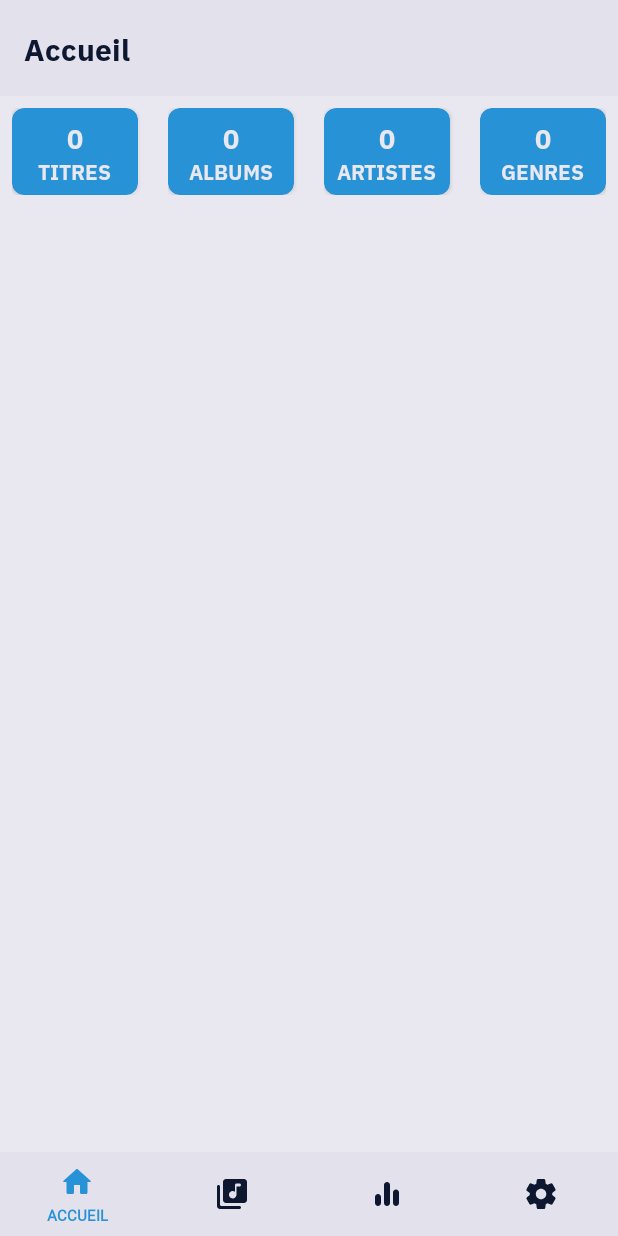
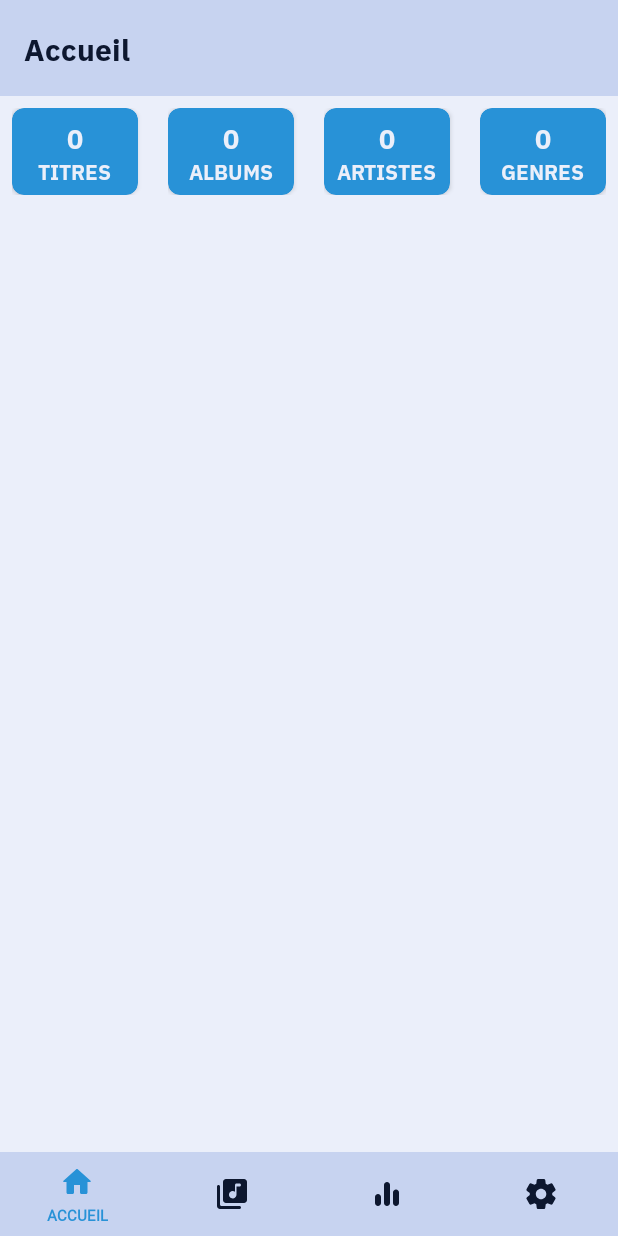
Before and after one commit to Djymini/Echoostation, an Android app: the screen it shows after launch (MainActivity), on a phone screen of 412 x 824 dp. Run offline under Robolectric (Android 15) with nearby library versions, the phone set to English and light mode, and no system bars; our stand-ins replace Room's generated code.

Commit message:
make the bug color fix

```diff
--- a/app/src/main/res/layout/activity_main.xml
+++ b/app/src/main/res/layout/activity_main.xml
@@ -93,7 +93,6 @@
             android:background="@color/colorSecondary"
             android:visibility="visible" />
 
-        <!-- Barre de progression juste en dessous de la toolbar -->
         <LinearLayout
             android:id="@+id/scan_progress_container"
             android:layout_width="match_parent"
@@ -121,7 +120,6 @@
                 android:textSize="18sp"/>
         </LinearLayout>
 
-        <!-- Contenu principal (prend tout entre toolbar et bottom nav) -->
         <FrameLayout
             android:id="@+id/frame_layout"
             android:layout_width="match_parent"
@@ -129,7 +127,6 @@
             android:layout_below="@id/scan_progress_container"
             android:layout_above="@id/bottom_nav_menu" />
 
-        <!-- Mini Player flottant juste au-dessus de la BottomNavigation -->
         <androidx.cardview.widget.CardView
             android:id="@+id/mini_player_container"
             android:layout_width="match_parent"
@@ -138,7 +135,8 @@
             android:layout_marginHorizontal="8dp"
             android:layout_marginBottom="12dp"
             android:visibility="gone"
-            app:cardCornerRadius="100dp">
+            app:cardCornerRadius="100dp"
+            android:outlineSpotShadowColor="@color/shadowColor">
 
             <androidx.fragment.app.FragmentContainerView
                 android:id="@+id/mini_player_fragment"
--- a/app/src/main/res/layout/fragment_mini_player.xml
+++ b/app/src/main/res/layout/fragment_mini_player.xml
@@ -8,7 +8,7 @@
     android:gravity="center_vertical"
     android:paddingHorizontal="16dp"
     android:paddingVertical="8dp"
-    android:background="@color/colorSecondary"
+    android:background="@color/colorThird"
     android:visibility="visible">
 
     <androidx.cardview.widget.CardView
--- a/app/src/main/res/layout/fragment_music_player.xml
+++ b/app/src/main/res/layout/fragment_music_player.xml
@@ -111,7 +111,7 @@
             android:layout_marginStart="24dp"
             android:contentDescription="@string/ic_shuffle"
             android:src="@drawable/round_shuffle_24"
-            app:tint="@color/colorText" />
+            app:tint="@color/colorText"/>
     </LinearLayout>
 
     <LinearLayout
--- a/app/src/main/res/values-night/colors.xml
+++ b/app/src/main/res/values-night/colors.xml
@@ -1,10 +1,13 @@
 <?xml version="1.0" encoding="utf-8"?>
 <resources>
     <color name="colorPrimary">#0d172f</color>
-    <color name="colorSecondary">#101c39</color>
-    <color name="colorText">#e9e8f0</color>
-    <color name="disableText">#80E9E8F0</color>
+    <color name="colorSecondary">#192D5C</color>
+    <color name="colorThird">#233F80</color>
+    <color name="shadowColor">#FFFFFF</color>
+    <color name="colorText">#EBEFFA</color>
+    <color name="disableText">#575f73</color>
     <color name="accentColor">#2892d7</color>
+    <color name="selectedColor">#BE2892D7</color>
     <color name="transparenceColor">#0DE9E8F0</color>
     <color name="trueTransparenceColor">#000D172F</color>
 </resources>
--- a/app/src/main/res/values/colors.xml
+++ b/app/src/main/res/values/colors.xml
@@ -1,9 +1,11 @@
 <?xml version="1.0" encoding="utf-8"?>
 <resources>
-    <color name="colorPrimary">#e9e8f0</color>
-    <color name="colorSecondary">#e3e2ec</color>
+    <color name="colorPrimary">#EBEFFA</color>
+    <color name="colorSecondary">#C7D3F0</color>
+    <color name="colorThird">#A3B7E6</color>
+    <color name="shadowColor">#000000</color>
     <color name="colorText">#0d172f</color>
-    <color name="disableText">#800D172F</color>
+    <color name="disableText">#a1a7b6</color>
     <color name="accentColor">#2892d7</color>
     <color name="selectedColor">#BE2892D7</color>
     <color name="transparenceColor">#0D0D172F</color>
```
Also changed, not shown: app/src/main/java/com/djymini/echoostation/fragments/LibraryFragment.java (+9 -0 lines).
